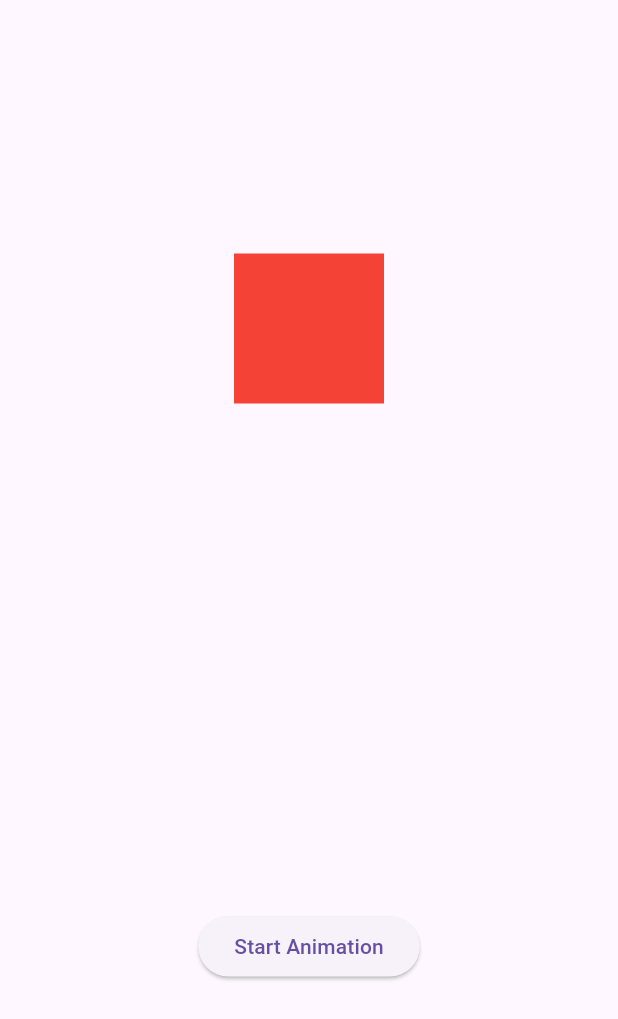
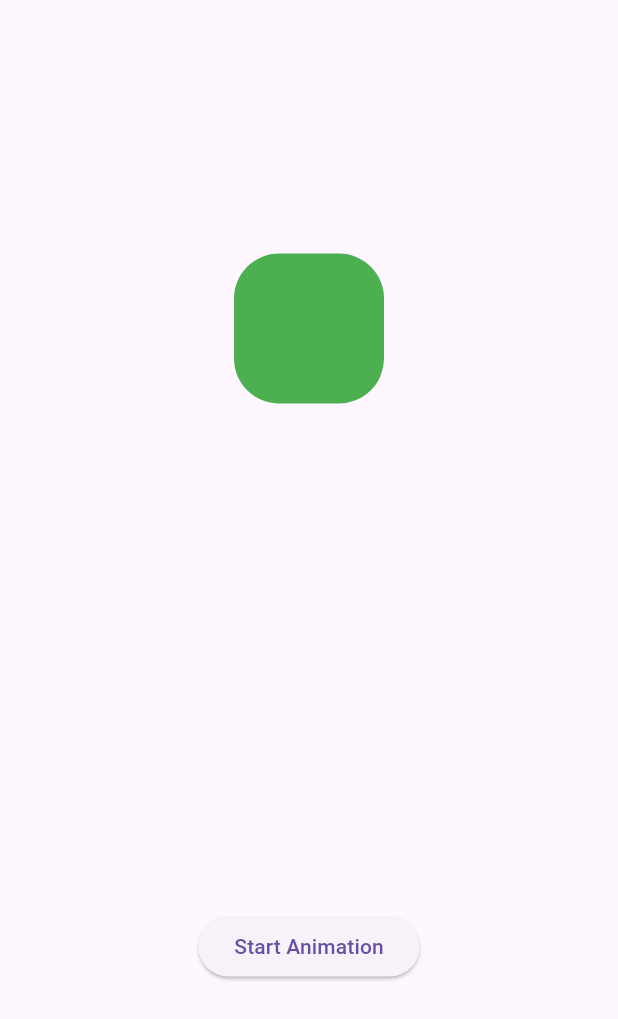
Before and after one commit to ahmed-eltantawi/animation-practice, a Flutter app: the AnimatedFoo screen opened directly, on a phone screen of 412 x 824 dp. Shown: the top 1019 px of the screen. Run offline on Flutter 3.47's test engine with Material 3 defaults, Android fonts, the phone set to English and light mode, and no system bars.

Commit message:
Fix initial color in AnimatedFoo and move color property to CustomAnimatedContainer

```diff
--- a/lib/animated_foo/animated_foo_view.dart
+++ b/lib/animated_foo/animated_foo_view.dart
@@ -11,7 +11,7 @@ class AnimatedFoo extends StatefulWidget {
 
 class _AnimatedFooState extends State<AnimatedFoo> {
   double _direction = 100;
-  Color _color = Colors.red;
+  Color _color = Colors.green;
 
   @override
   Widget build(BuildContext context) {
--- a/lib/animated_foo/custom_animated_container.dart
+++ b/lib/animated_foo/custom_animated_container.dart
@@ -7,11 +7,14 @@ class CustomAnimatedContainer extends StatelessWidget {
   @override
   Widget build(BuildContext context) {
     return AnimatedContainer(
+      decoration: BoxDecoration(
+        color: color,
+        borderRadius: BorderRadius.circular(30),
+      ),
       curve: Curves.easeInOutQuint,
       duration: Duration(seconds: 1),
       height: direction,
       width: direction,
-      color: color,
     );
   }
 }
```
